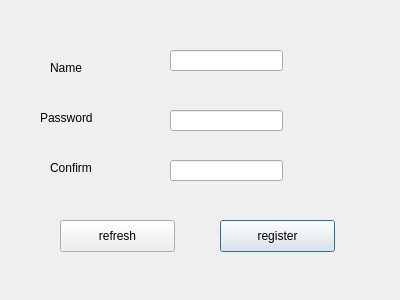
This is AnA/reg.ui in yq605879396/AnA--A-simple-Q-A-system as Qt 5 draws it before an edit. The edited form follows.
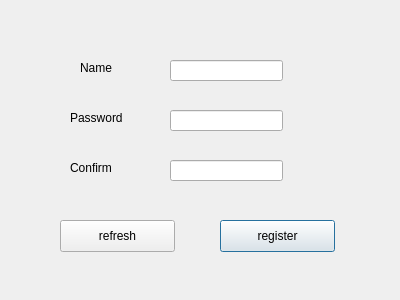
This is the edited form. Icons and pictures are not drawn.

Diff of the .ui file:
```diff
--- a/AnA/reg.ui
+++ b/AnA/reg.ui
@@ -48,12 +48,15 @@
   <widget class="QLabel" name="label">
    <property name="geometry">
     <rect>
-     <x>50</x>
+     <x>80</x>
      <y>60</y>
      <width>59</width>
      <height>16</height>
     </rect>
    </property>
+   <property name="styleSheet">
+    <string notr="true">font: 12pt &quot;MV Boli&quot;;</string>
+   </property>
    <property name="text">
     <string>Name</string>
    </property>
@@ -61,12 +64,15 @@
   <widget class="QLabel" name="label_2">
    <property name="geometry">
     <rect>
-     <x>40</x>
+     <x>70</x>
      <y>110</y>
      <width>59</width>
      <height>16</height>
     </rect>
    </property>
+   <property name="styleSheet">
+    <string notr="true">font: 12pt &quot;MV Boli&quot;;</string>
+   </property>
    <property name="text">
     <string>Password</string>
    </property>
@@ -74,12 +80,15 @@
   <widget class="QLabel" name="label_3">
    <property name="geometry">
     <rect>
-     <x>50</x>
+     <x>70</x>
      <y>160</y>
      <width>59</width>
      <height>16</height>
     </rect>
    </property>
+   <property name="styleSheet">
+    <string notr="true">font: 12pt &quot;MV Boli&quot;;</string>
+   </property>
    <property name="text">
     <string>Confirm</string>
    </property>
@@ -88,7 +97,7 @@
    <property name="geometry">
     <rect>
      <x>170</x>
-     <y>50</y>
+     <y>60</y>
      <width>113</width>
      <height>21</height>
     </rect>
```
Left out of the diff: 6 changed lines with no effect on the pictures.
